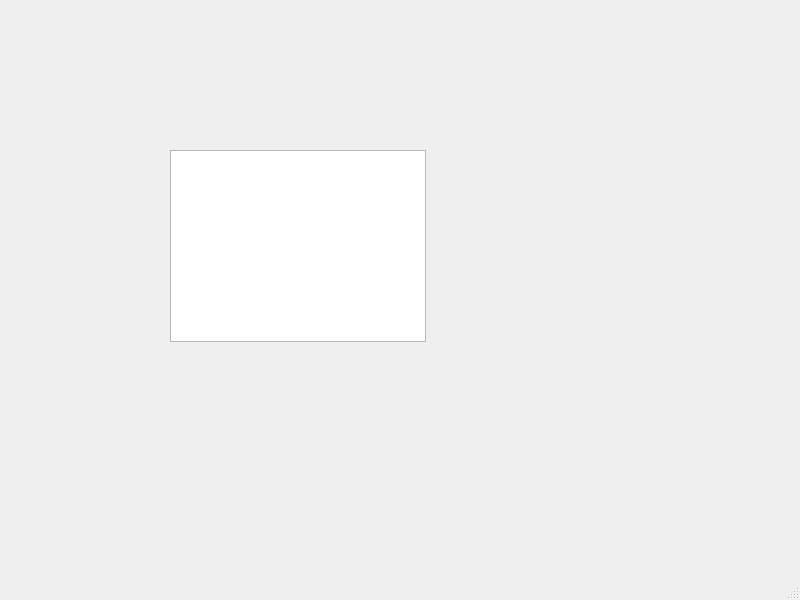
Qt form statisticwindow.ui (Codingboy/neo) before a commit.
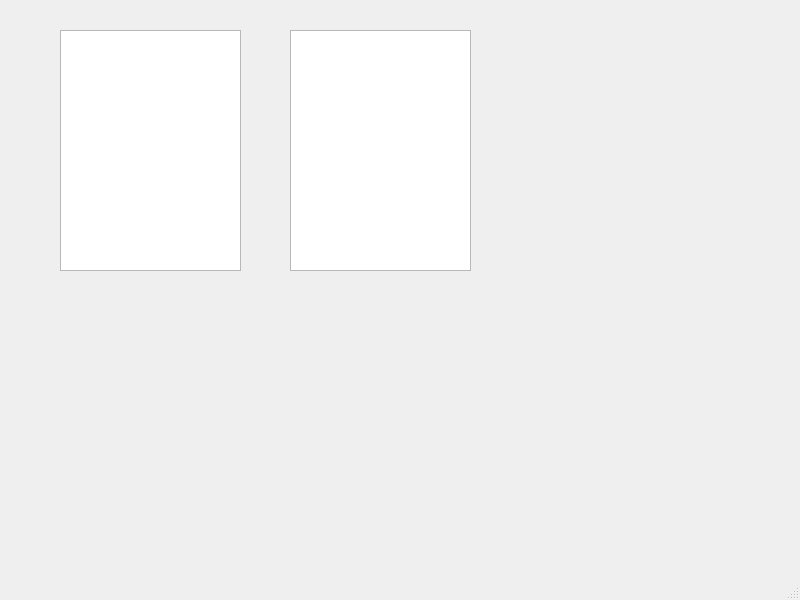
The same form after that commit.

```diff
--- a/statisticwindow.ui
+++ b/statisticwindow.ui
@@ -17,10 +17,20 @@
    <widget class="QGraphicsView" name="plot">
     <property name="geometry">
      <rect>
-      <x>170</x>
-      <y>150</y>
-      <width>256</width>
-      <height>192</height>
+      <x>60</x>
+      <y>30</y>
+      <width>181</width>
+      <height>241</height>
+     </rect>
+    </property>
+   </widget>
+   <widget class="QGraphicsView" name="plot2">
+    <property name="geometry">
+     <rect>
+      <x>290</x>
+      <y>30</y>
+      <width>181</width>
+      <height>241</height>
      </rect>
     </property>
    </widget>
```
